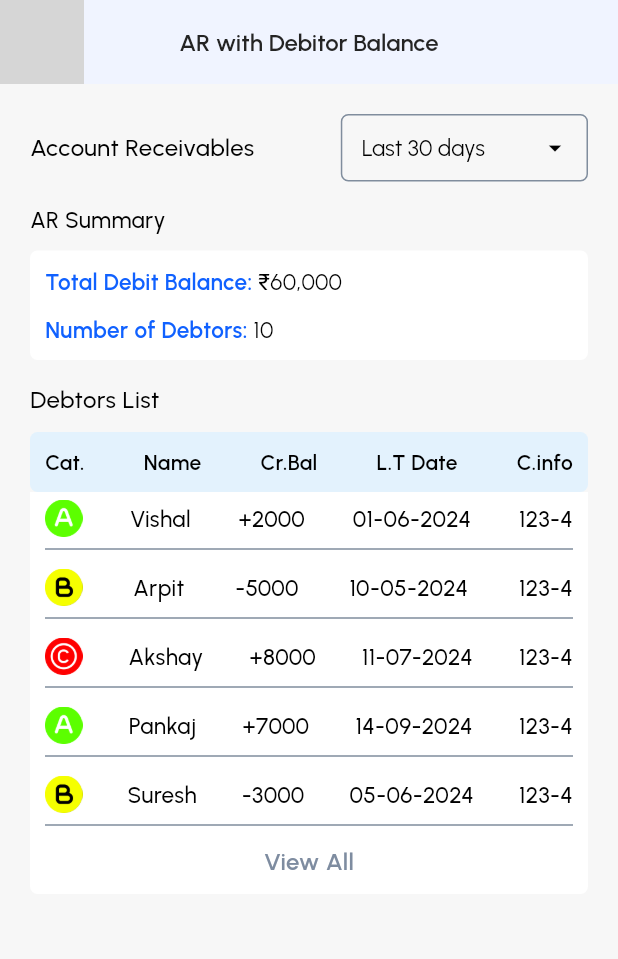
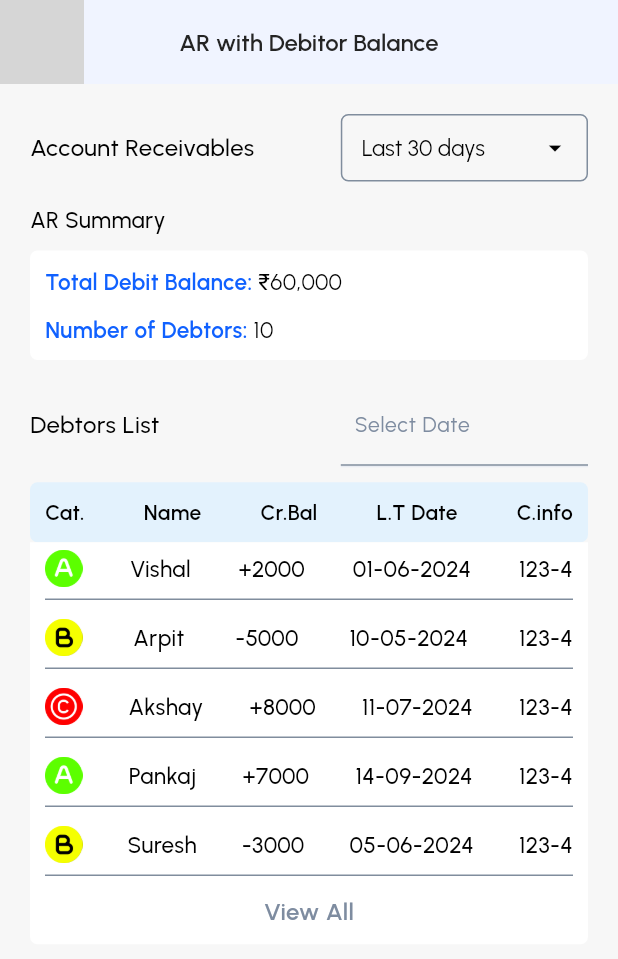
Before and after one commit to amitt-coder/cfo_app, a Flutter app: the ArWithCreditBalanceView screen opened by its route, on a phone screen of 412 x 824 dp. Shown: the top 959 px of the screen. Run offline on Flutter 3.47's test engine with Material 3 defaults, Android fonts, the phone set to English and light mode, and no system bars; our stand-ins replace carousel_slider, cloud_firestore, firebase_auth, firebase_core, fl_chart, flutter_svg and 10 more; missing offline and left inert: dart:ffi, kdgaugeview; accounts and stored records are empty; grey boxes are pictures that could not be loaded.

Commit message:
commit by amit 07 Aug 2024 time - 06.46 PM
new design change - working

```diff
--- a/lib/app/modules/account_payables/controller/account_payables_controller.dart
+++ b/lib/app/modules/account_payables/controller/account_payables_controller.dart
@@ -1,8 +1,6 @@
-import 'package:flutter/cupertino.dart';
 import 'package:flutter/material.dart';
 import 'package:get/get.dart';
 import 'package:intl/intl.dart';
-
 import '../../../../utils/images.dart';
 
 class AccountPayablesController extends GetxController {
@@ -62,7 +60,7 @@ class AccountPayablesController extends GetxController {
     if (picked != null) {
       selectedDate.value = picked;
       String formattedDate =
-          DateFormat('yyyy-MM-dd').format(selectedDate.value);
+          DateFormat('dd-MM-yyyy').format(selectedDate.value);
       dateController.text = formattedDate;
       print('selectedDate.value ${dateController.text}');
     }
--- a/lib/app/modules/ar_with_credit_balance/view/ar_with_credit_balance_view.dart
+++ b/lib/app/modules/ar_with_credit_balance/view/ar_with_credit_balance_view.dart
@@ -1,6 +1,7 @@
 import 'package:flutter/material.dart';
 import 'package:get/get.dart';
 import '../../../../components/common_app_bar.dart';
+import '../../../../components/common_textformfield.dart';
 import '../../../../components/dropdown_field.dart';
 import '../../../../utils/colors.dart';
 import '../../../../utils/images.dart';
@@ -172,6 +173,9 @@ class _ArWithCreditBalanceViewState extends State<ArWithCreditBalanceView> {
               const SizedBox(
                 height: 15,
               ),
+              Row(
+                mainAxisAlignment: MainAxisAlignment.spaceBetween,
+                children: [
                   Text(
                     'Debtors List',
                     style: TextStyle(
@@ -180,6 +184,19 @@ class _ArWithCreditBalanceViewState extends State<ArWithCreditBalanceView> {
                       fontSize: 16,
                       fontFamily: 'Urbanist',
                     ),
+                  ),
+                  CommonTextField(
+                    ontap: () {
+                      arWithCreditBalanceController.calendarOpen(context);
+                    },
+                    preShow: 'Not',
+                    width: MediaQuery.of(context).size.width * 0.40,
+                    lableText: 'Select Date',
+                    controllers: arWithCreditBalanceController.dateController,
+                    keyboardTypes: TextInputType.name,
+                    prefixIcon: ProjectImages.mail,
+                  ),
+                ],
               ),
               const SizedBox(
                 height: 10,
```
Also changed, not shown: lib/app/modules/account_payables/view/account_payables_view.dart (+5 -5 lines), lib/app/modules/all_creditors/controller/all_creditor_controller.dart (+61 -61 lines), lib/app/modules/ar_with_credit_balance/controller/ar_with_credit_balance_controller.dart (+26 -4 lines), lib/app/modules/customers/customer_controller.dart (+7 -10 lines), lib/app/modules/customers/customer_screen.dart (+1 -14 lines). Lines whose indentation alone changed are shown as unchanged.
